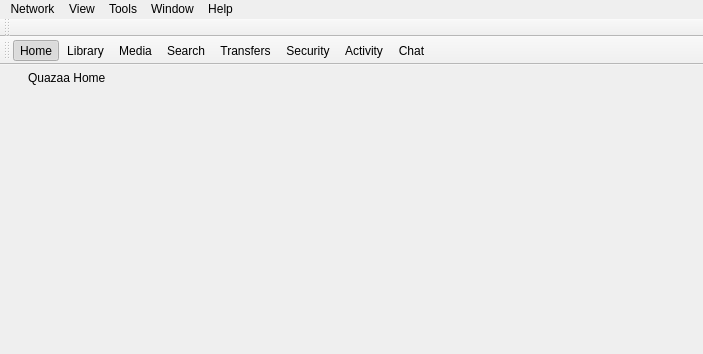
Old version of the form trunk/Quazaa/UI/winmain.ui in the repository c3c/quazaa.
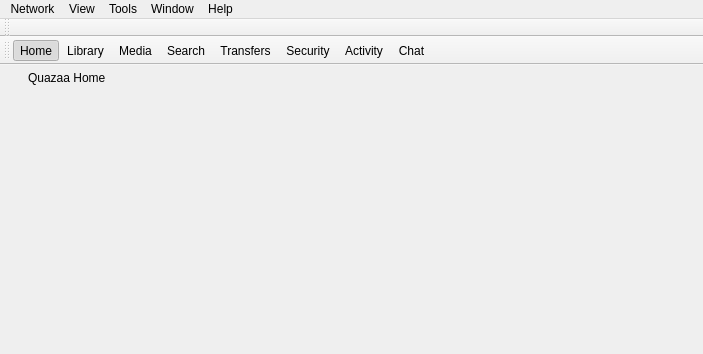
New version of the form. Icons and pictures are not drawn.

The edit to the form file:
```diff
--- a/trunk/Quazaa/UI/winmain.ui
+++ b/trunk/Quazaa/UI/winmain.ui
@@ -107,9 +107,7 @@
     </rect>
    </property>
    <property name="styleSheet">
-    <string notr="true">QMenuBar {
-	background-color: transparent;
-}</string>
+    <string notr="true"/>
    </property>
    <widget class="QMenu" name="menuNetwork">
     <property name="title">
```
Left out of the diff: 4 changed lines with no effect on the pictures.
